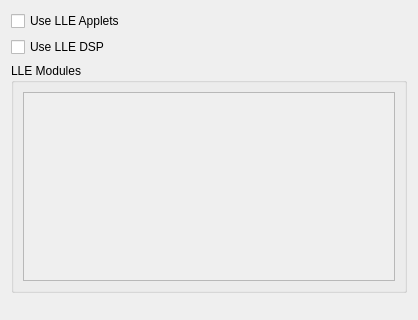
Gegopat/citra, file src/citra/configuration/lle.ui: the form before one commit; both pictures show x 0 to 418 and y 0 to 320 of the 418 by 534 pixel window.
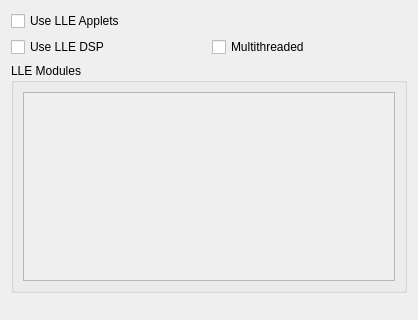
The form after the commit.

Commit message: yay finally multithread dsp lle

The edit to the form file:
```diff
--- a/src/citra/configuration/lle.ui
+++ b/src/citra/configuration/lle.ui
@@ -24,12 +24,23 @@
       </widget>
      </item>
      <item>
+      <layout class="QHBoxLayout" name="horizontalLayout">
+       <item>
       <widget class="QCheckBox" name="use_lle_dsp">
        <property name="text">
         <string>Use LLE DSP</string>
        </property>
       </widget>
      </item>
+       <item>
+        <widget class="QCheckBox" name="enable_lle_dsp_multithread">
+         <property name="text">
+          <string>Multithreaded</string>
+         </property>
+        </widget>
+       </item>
+      </layout>
+     </item>
     </layout>
    </item>
    <item>
```
Left out of the diff: 2 changed lines with no effect on the pictures. Lines whose indentation alone changed are shown as unchanged. The commit also changes 7 other files.
